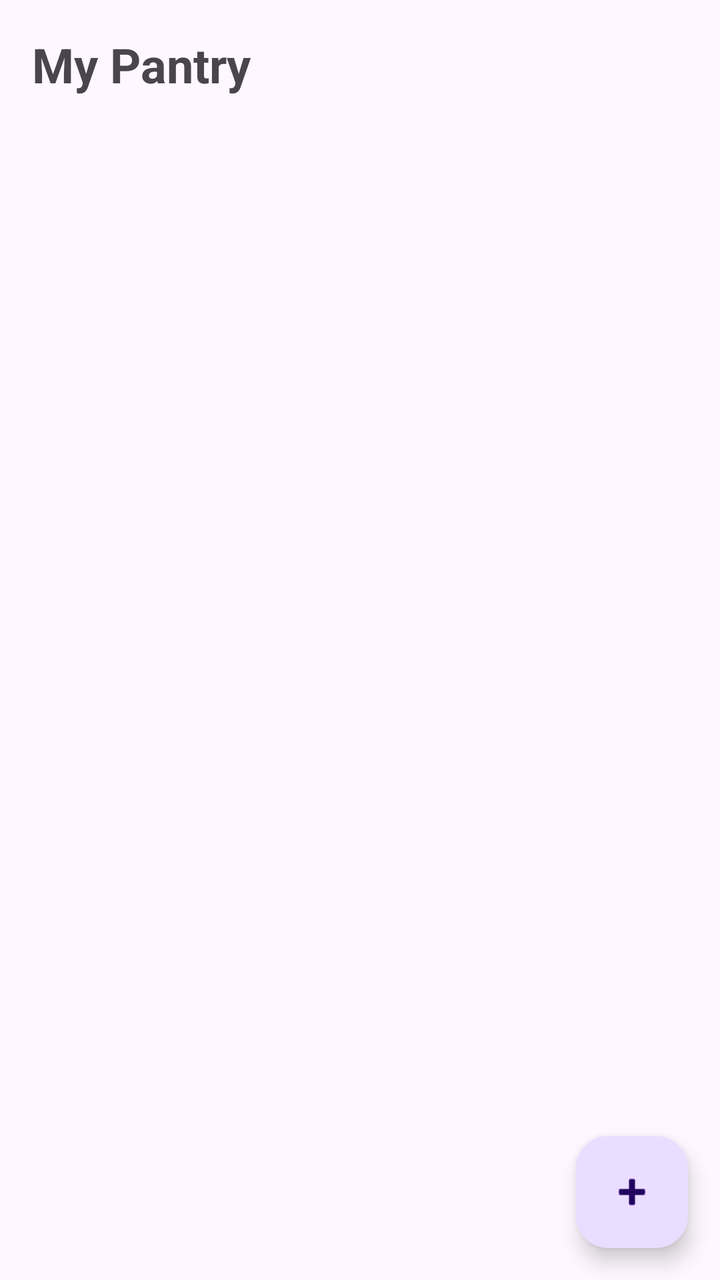
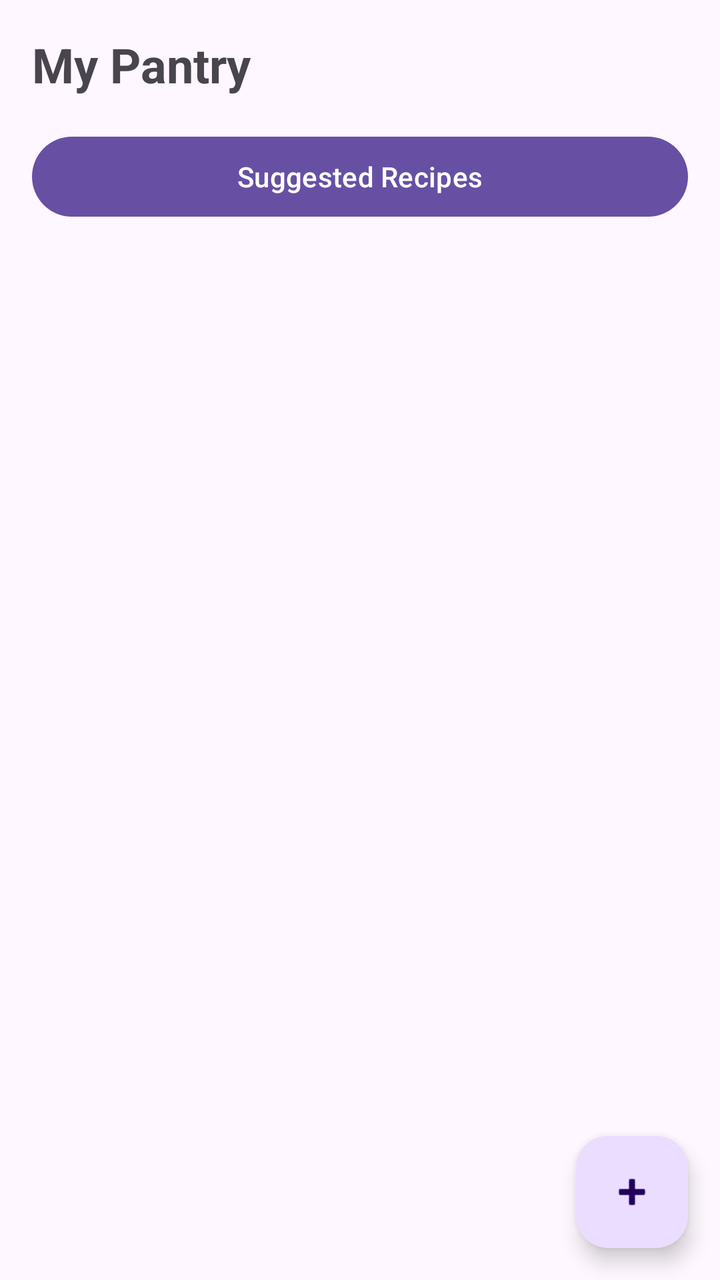

Compare the two renders of this Android layout. The source of the first and the diff that turns it into the second are given below.
<!-- AndroidManifest.xml: application theme Theme.SmartPantryManager -->
<!-- res/layout/activity_main.xml -->
<?xml version="1.0" encoding="utf-8"?>
<androidx.constraintlayout.widget.ConstraintLayout xmlns:android="http://schemas.android.com/apk/res/android"
    xmlns:app="http://schemas.android.com/apk/res-auto"
    xmlns:tools="http://schemas.android.com/tools"
    android:id="@+id/main"
    android:layout_width="match_parent"
    android:layout_height="match_parent"
    tools:context=".MainActivity">

    <TextView
        android:id="@+id/tvTitle"
        android:layout_width="0dp"
        android:layout_height="wrap_content"
        android:padding="16dp"
        android:text="My Pantry"
        android:textSize="24sp"
        android:textStyle="bold"
        app:layout_constraintEnd_toEndOf="parent"
        app:layout_constraintStart_toStartOf="parent"
        app:layout_constraintTop_toTopOf="parent" />

    <androidx.recyclerview.widget.RecyclerView
        android:id="@+id/recyclerPantry"
        android:layout_width="0dp"
        android:layout_height="0dp"
        android:clipToPadding="false"
        android:padding="8dp"
        app:layout_constraintBottom_toBottomOf="parent"
        app:layout_constraintEnd_toEndOf="parent"
        app:layout_constraintStart_toStartOf="parent"
        app:layout_constraintTop_toBottomOf="@id/tvTitle" />

    <TextView
        android:id="@+id/tvEmpty"
        android:layout_width="0dp"
        android:layout_height="wrap_content"
        android:gravity="center"
        android:padding="32dp"
        android:text="Your pantry is empty. Tap the + button to add your first ingredient."
        android:textSize="16sp"
        android:visibility="gone"
        app:layout_constraintBottom_toBottomOf="parent"
        app:layout_constraintEnd_toEndOf="parent"
        app:layout_constraintStart_toStartOf="parent"
        app:layout_constraintTop_toTopOf="parent" />

    <com.google.android.material.floatingactionbutton.FloatingActionButton
        android:id="@+id/fabAdd"
        android:layout_width="wrap_content"
        android:layout_height="wrap_content"
        android:layout_margin="16dp"
        android:contentDescription="Add ingredient"
        android:src="@android:drawable/ic_input_add"
        app:layout_constraintBottom_toBottomOf="parent"
        app:layout_constraintEnd_toEndOf="parent" />

</androidx.constraintlayout.widget.ConstraintLayout>
<!-- resources referenced by this layout -->
<resources>
  <style name="Theme.SmartPantryManager" parent="Base.Theme.SmartPantryManager" />
  <style name="Base.Theme.SmartPantryManager" parent="Theme.Material3.DayNight.NoActionBar">
          
          
      </style>
</resources>

<!-- the commit's change to res/layout/activity_main.xml (unified diff, before → after) -->
@@ -19,6 +19,17 @@
         app:layout_constraintStart_toStartOf="parent"
         app:layout_constraintTop_toTopOf="parent" />
 
+    <Button
+        android:id="@+id/btnSuggested"
+        android:layout_width="0dp"
+        android:layout_height="wrap_content"
+        android:layout_marginStart="16dp"
+        android:layout_marginEnd="16dp"
+        android:text="Suggested Recipes"
+        app:layout_constraintEnd_toEndOf="parent"
+        app:layout_constraintStart_toStartOf="parent"
+        app:layout_constraintTop_toBottomOf="@id/tvTitle" />
+
     <androidx.recyclerview.widget.RecyclerView
         android:id="@+id/recyclerPantry"
         android:layout_width="0dp"
@@ -28,7 +39,7 @@
         app:layout_constraintBottom_toBottomOf="parent"
         app:layout_constraintEnd_toEndOf="parent"
         app:layout_constraintStart_toStartOf="parent"
-        app:layout_constraintTop_toBottomOf="@id/tvTitle" />
+        app:layout_constraintTop_toBottomOf="@id/btnSuggested" />
 
     <TextView
         android:id="@+id/tvEmpty"
